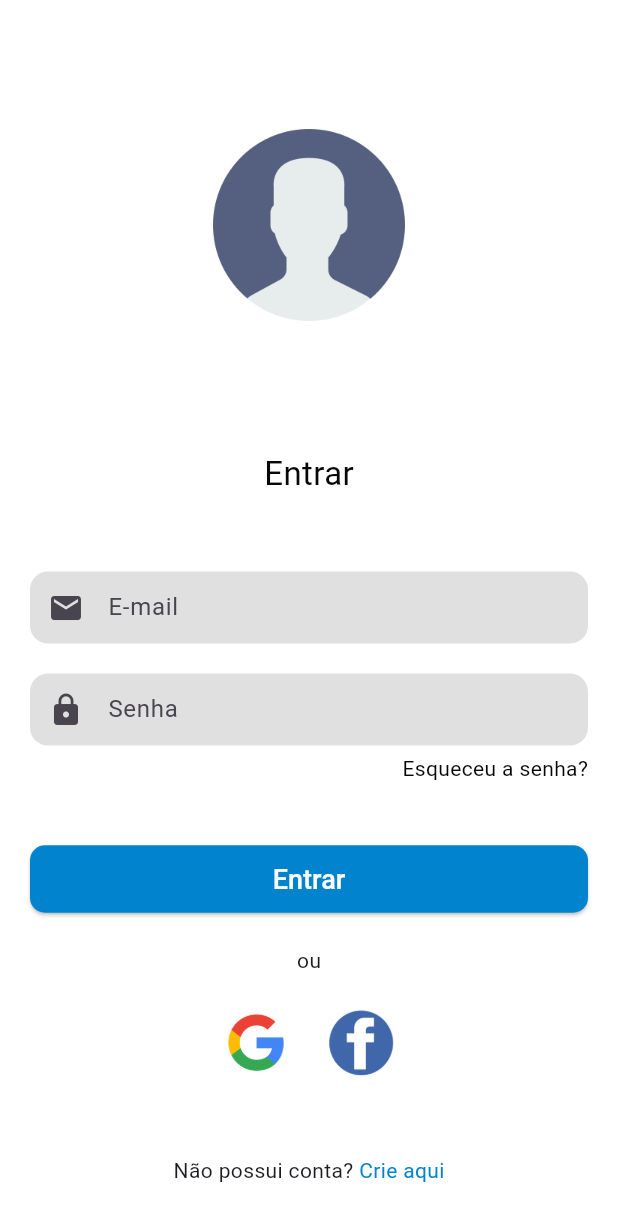
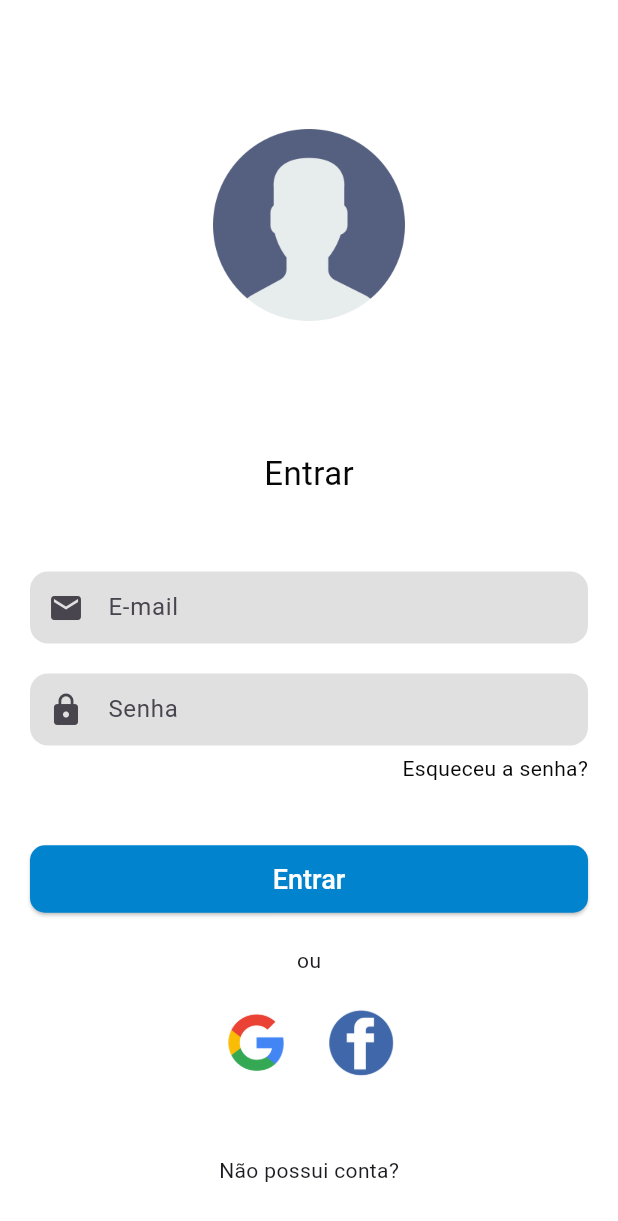
Before and after one commit to wellington067/Business_Management_System, a Flutter app: the screen it shows after launch, on a phone screen of 412 x 824 dp. Shown: the top 1221 px of the screen. Run offline on Flutter 3.47's test engine with Material 3 defaults, Android fonts, the phone set to English and light mode, and no system bars; our stand-ins replace get.

Commit message:
refactor: Modification in folder structure and added some default files.

```diff
--- a/lib/App.dart
+++ b/lib/App.dart
@@ -1,4 +1,7 @@
-import 'package:business_management_system/screens/signIn/sign_in_page.dart';
+
+import 'package:business_management_system/views/screens_index.dart';
+import 'package:business_management_system/views/signIn/sign_in_page.dart';
+import 'package:business_management_system/views/signOut/sign_out_screen.dart';
 import 'package:flutter/material.dart';
 import 'package:get/get_navigation/src/root/get_material_app.dart';
 
@@ -14,6 +17,8 @@ class App extends StatelessWidget {
       ),
       debugShowCheckedModeBanner: false,
       home: SignInPage(),
+      routes: {
+        Screens.signOutPage: (BuildContext context) => const SignOutPage()},
     );
   }
 }
--- a/lib/controllers/home_page_controller.dart
+++ b/lib/controllers/home_page_controller.dart
@@ -1,5 +1,4 @@
 import 'package:get/get.dart';
-import 'package:get/get_rx/get_rx.dart';
 
 
 class HomePageController extends GetxController {
--- a/lib/main.dart
+++ b/lib/main.dart
@@ -8,4 +8,5 @@
 void main() {
   Get.put(HomePageController());
   runApp(const App());
+
 }
--- a/lib/shared/components/forms/custom_text_form_field.dart
+++ b/lib/shared/components/forms/custom_text_form_field.dart
@@ -121,7 +121,7 @@ class _CustomTextFormFieldState extends State<CustomTextFormField> {
     });
   }
 
-  void _updateObscureText() {
+  void updateObscureText() {
     setState(() {
       _obscureText = widget.controller?.text.isEmpty ?? true;
     });
--- /dev/null
+++ b/lib/views/screens_index.dart
@@ -0,0 +1,3 @@
+class Screens {
+  static const String signOutPage = "lib/screens/signOut/sign_out_screen.dart";
+}
--- a/lib/screens/signIn/sign_in_page.dart
+++ b/lib/views/signIn/sign_in_page.dart
@@ -3,7 +3,6 @@ import 'package:business_management_system/shared/components/forms/custom_text_f
 import 'package:business_management_system/shared/constants/style_constantes.dart';
 import 'package:business_management_system/shared/validations/mixin_validator.dart';
 import 'package:flutter/material.dart';
-import 'package:get/get.dart';
 
 class SignInPage extends StatelessWidget with ValidationMixin {
   SignInPage({super.key});
@@ -50,6 +49,7 @@ class SignInPage extends StatelessWidget with ValidationMixin {
                       CustomTextFormField(
                         hintText: 'Senha',
                         icon: Icons.lock,
+                        keyboardType: TextInputType.visiblePassword,
                         validateForm: (value) => isValidPassword(value),
                       ),
                       const SizedBox(
@@ -60,7 +60,6 @@ class SignInPage extends StatelessWidget with ValidationMixin {
                         children: [
                           GestureDetector(
                             onTap: () {
-                              print('indo para recuperaçao de senha');
                             },
                             child: const Text(
                               'Esqueceu a senha?',
@@ -72,6 +71,7 @@ class SignInPage extends StatelessWidget with ValidationMixin {
                       const SizedBox(
                         height: 40,
                       ),
+                      // ignore: sized_box_for_whitespace
                       Container(
                         width: double.infinity,
                         child: ElevatedButton(
@@ -125,14 +125,11 @@ class SignInPage extends StatelessWidget with ValidationMixin {
                       const SizedBox(
                         height: 50,
                       ),
-                      const Row(
+                       const Row(
                         mainAxisAlignment: MainAxisAlignment.center,
                         children: [
-                          Text('Não possui conta?'),
-                          Text(
-                            ' Crie aqui',
-                            style: TextStyle(color: textColor3),
-                          )
+                           Text('Não possui conta?'),
+                        //  TextButton(onPressed: PageRoute., child: child)
                         ],
                       )
                     ],
```
Also changed, not shown: lib/controllers/auth_controller.dart (added, +16 -0 lines), lib/models/user_model.dart (+8 -0 lines), lib/views/signOut/sign_out_screen.dart (added, +26 -0 lines), lib/views/home/home_page.dart (renamed from lib/screens/home/home_page.dart), lib/widgets/custom_button.dart (added), lib/widgets/custom_textfield.dart (added), 2 other files.
